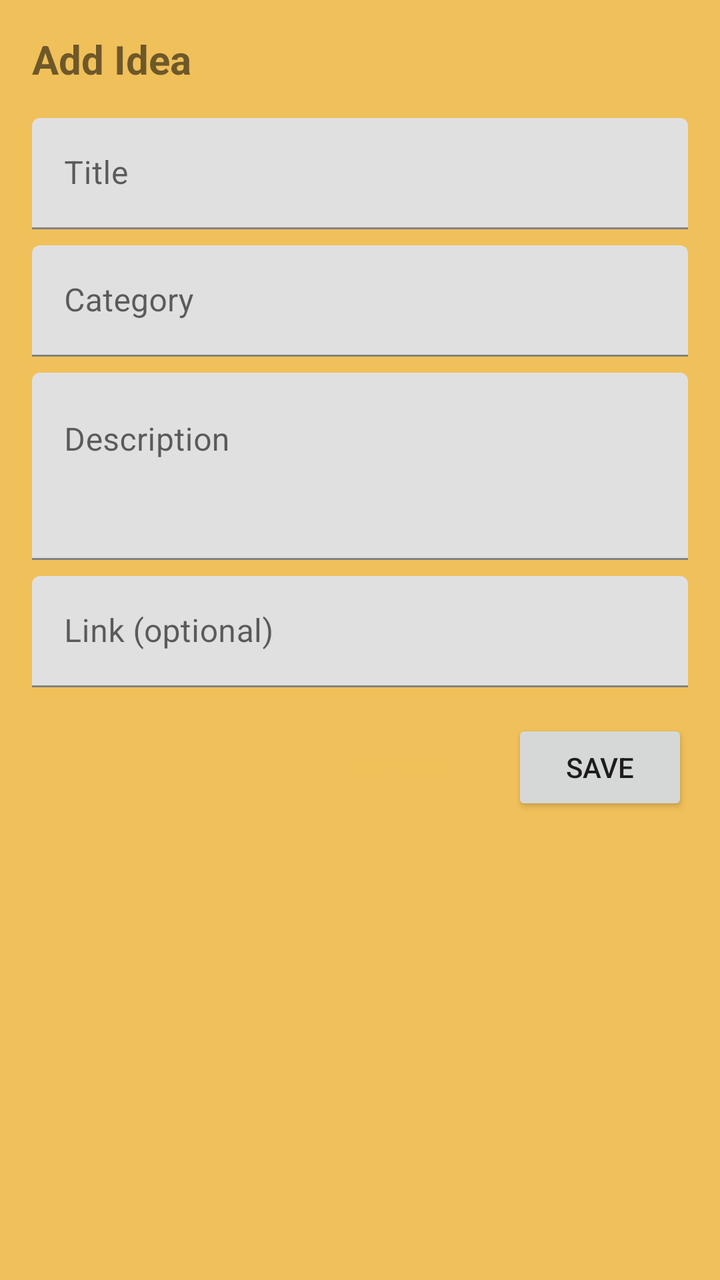
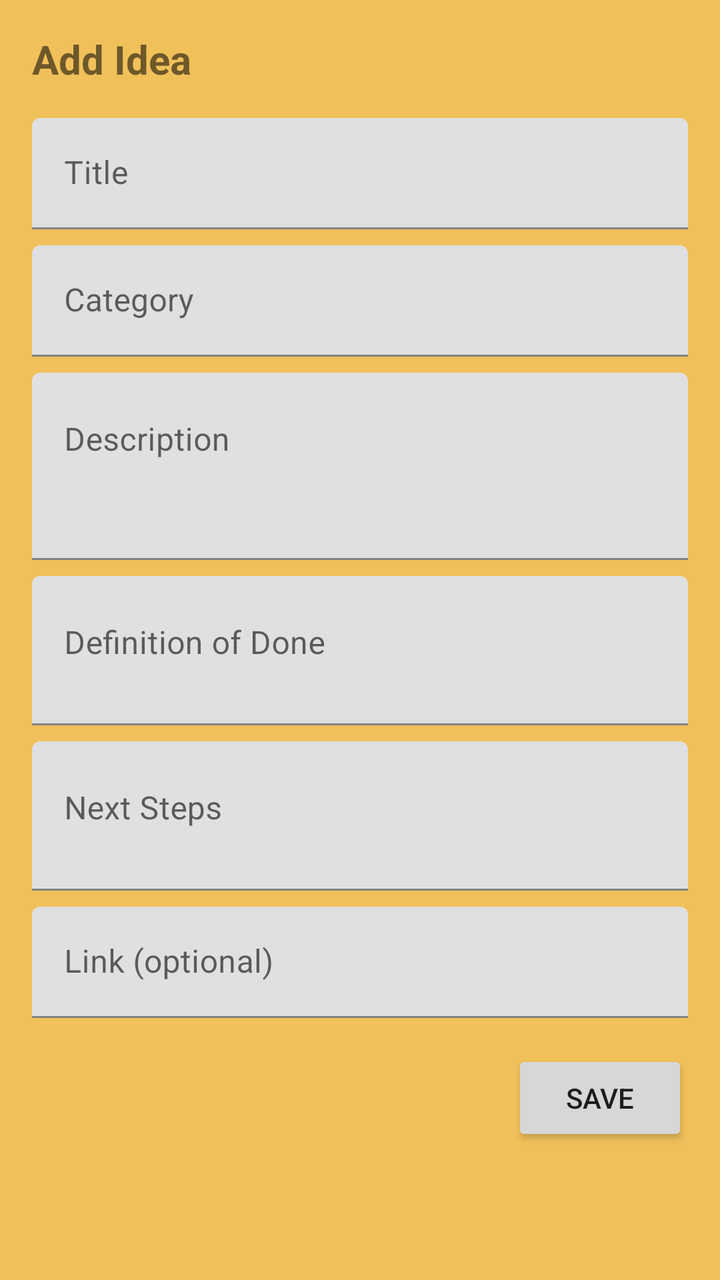

Screens rendered from an Android XML layout before and after an edit, with the pre-edit source and the edit as a unified diff.
<!-- AndroidManifest.xml: application theme Theme.IdeasTracker -->
<!-- res/layout/dialog_add_idea.xml -->
<?xml version="1.0" encoding="utf-8"?>
<LinearLayout xmlns:android="http://schemas.android.com/apk/res/android"
    android:layout_width="match_parent"
    android:layout_height="wrap_content"
    android:orientation="vertical"
    android:padding="16dp">

    <TextView
        android:id="@+id/tvDialogTitle"
        android:layout_width="match_parent"
        android:layout_height="wrap_content"
        android:text="@string/add_idea"
        android:textSize="20sp"
        android:textStyle="bold"
        android:layout_marginBottom="16dp" />

    <com.google.android.material.textfield.TextInputLayout
        android:layout_width="match_parent"
        android:layout_height="wrap_content"
        android:hint="@string/title">
        <com.google.android.material.textfield.TextInputEditText
            android:id="@+id/etTitle"
            android:layout_width="match_parent"
            android:layout_height="wrap_content" />
    </com.google.android.material.textfield.TextInputLayout>

    <com.google.android.material.textfield.TextInputLayout
        android:layout_width="match_parent"
        android:layout_height="wrap_content"
        android:layout_marginTop="8dp"
        android:hint="Category">
        <com.google.android.material.textfield.TextInputEditText
            android:id="@+id/etCategory"
            android:layout_width="match_parent"
            android:layout_height="wrap_content" />
    </com.google.android.material.textfield.TextInputLayout>

    <com.google.android.material.textfield.TextInputLayout
        android:layout_width="match_parent"
        android:layout_height="wrap_content"
        android:layout_marginTop="8dp"
        android:hint="@string/description">
        <com.google.android.material.textfield.TextInputEditText
            android:id="@+id/etDescription"
            android:layout_width="match_parent"
            android:layout_height="wrap_content"
            android:minLines="3"
            android:gravity="top" />
    </com.google.android.material.textfield.TextInputLayout>

    <com.google.android.material.textfield.TextInputLayout
        android:layout_width="match_parent"
        android:layout_height="wrap_content"
        android:layout_marginTop="8dp"
        android:hint="@string/link">
        <com.google.android.material.textfield.TextInputEditText
            android:id="@+id/etLink"
            android:layout_width="match_parent"
            android:layout_height="wrap_content" />
    </com.google.android.material.textfield.TextInputLayout>

    <LinearLayout
        android:layout_width="match_parent"
        android:layout_height="wrap_content"
        android:layout_marginTop="16dp"
        android:gravity="end"
        android:orientation="horizontal">

        <Button
            android:id="@+id/btnCancel"
            style="@style/Widget.MaterialComponents.Button.TextButton"
            android:layout_width="wrap_content"
            android:layout_height="wrap_content"
            android:text="@string/cancel" />

        <Button
            android:id="@+id/btnSave"
            android:layout_width="wrap_content"
            android:layout_height="wrap_content"
            android:layout_marginStart="8dp"
            android:text="@string/save" />
    </LinearLayout>
</LinearLayout>
<!-- resources referenced by this layout -->
<resources>
  <string name="add_idea">Add Idea</string>
  <string name="cancel">Cancel</string>
  <string name="description">Description</string>
  <string name="link">Link (optional)</string>
  <string name="save">Save</string>
  <string name="title">Title</string>
  <style name="Theme.IdeasTracker" parent="Theme.MaterialComponents.Light.NoActionBar">
          
          <item name="colorPrimary">@color/colorPrimary</item>
          <item name="colorPrimaryVariant">@color/colorPrimaryDark</item>
          
          <item name="colorSecondary">@color/colorAccent</item>
          <item name="colorSecondaryVariant">@color/colorAccent</item>
          
          <item name="android:statusBarColor">?attr/colorPrimaryVariant</item>
          
          <item name="android:windowBackground">@color/mimosa</item>
      </style>
  <color name="colorPrimary">#F0C05A</color>
  <color name="colorPrimaryDark">#D6A84E</color>
  <color name="colorAccent">#000000</color>
  <color name="mimosa">#F0C05A</color>
</resources>

<!-- the commit's change to res/layout/dialog_add_idea.xml (unified diff, before → after) -->
@@ -1,83 +1,114 @@
 <?xml version="1.0" encoding="utf-8"?>
-<LinearLayout xmlns:android="http://schemas.android.com/apk/res/android"
+<ScrollView xmlns:android="http://schemas.android.com/apk/res/android"
     android:layout_width="match_parent"
-    android:layout_height="wrap_content"
-    android:orientation="vertical"
-    android:padding="16dp">
-
-    <TextView
-        android:id="@+id/tvDialogTitle"
-        android:layout_width="match_parent"
-        android:layout_height="wrap_content"
-        android:text="@string/add_idea"
-        android:textSize="20sp"
-        android:textStyle="bold"
-        android:layout_marginBottom="16dp" />
-
-    <com.google.android.material.textfield.TextInputLayout
-        android:layout_width="match_parent"
-        android:layout_height="wrap_content"
-        android:hint="@string/title">
-        <com.google.android.material.textfield.TextInputEditText
-            android:id="@+id/etTitle"
-            android:layout_width="match_parent"
-            android:layout_height="wrap_content" />
-    </com.google.android.material.textfield.TextInputLayout>
-
-    <com.google.android.material.textfield.TextInputLayout
-        android:layout_width="match_parent"
-        android:layout_height="wrap_content"
-        android:layout_marginTop="8dp"
-        android:hint="Category">
-        <com.google.android.material.textfield.TextInputEditText
-            android:id="@+id/etCategory"
-            android:layout_width="match_parent"
-            android:layout_height="wrap_content" />
-    </com.google.android.material.textfield.TextInputLayout>
-
-    <com.google.android.material.textfield.TextInputLayout
-        android:layout_width="match_parent"
-        android:layout_height="wrap_content"
-        android:layout_marginTop="8dp"
-        android:hint="@string/description">
-        <com.google.android.material.textfield.TextInputEditText
-            android:id="@+id/etDescription"
-            android:layout_width="match_parent"
-            android:layout_height="wrap_content"
-            android:minLines="3"
-            android:gravity="top" />
-    </com.google.android.material.textfield.TextInputLayout>
-
-    <com.google.android.material.textfield.TextInputLayout
-        android:layout_width="match_parent"
-        android:layout_height="wrap_content"
-        android:layout_marginTop="8dp"
-        android:hint="@string/link">
-        <com.google.android.material.textfield.TextInputEditText
-            android:id="@+id/etLink"
-            android:layout_width="match_parent"
-            android:layout_height="wrap_content" />
-    </com.google.android.material.textfield.TextInputLayout>
+    android:layout_height="wrap_content">
 
     <LinearLayout
         android:layout_width="match_parent"
         android:layout_height="wrap_content"
-        android:layout_marginTop="16dp"
-        android:gravity="end"
-        android:orientation="horizontal">
+        android:orientation="vertical"
+        android:padding="16dp">
 
-        <Button
-            android:id="@+id/btnCancel"
-            style="@style/Widget.MaterialComponents.Button.TextButton"
-            android:layout_width="wrap_content"
+        <TextView
+            android:id="@+id/tvDialogTitle"
+            android:layout_width="match_parent"
             android:layout_height="wrap_content"
-            android:text="@string/cancel" />
+            android:text="@string/add_idea"
+            android:textSize="20sp"
+            android:textStyle="bold"
+            android:layout_marginBottom="16dp" />
 
-        <Button
-            android:id="@+id/btnSave"
-            android:layout_width="wrap_content"
+        <com.google.android.material.textfield.TextInputLayout
+            android:layout_width="match_parent"
             android:layout_height="wrap_content"
-            android:layout_marginStart="8dp"
-            android:text="@string/save" />
+            android:hint="@string/title">
+            <com.google.android.material.textfield.TextInputEditText
+                android:id="@+id/etTitle"
+                android:layout_width="match_parent"
+                android:layout_height="wrap_content" />
+        </com.google.android.material.textfield.TextInputLayout>
+
+        <com.google.android.material.textfield.TextInputLayout
+            android:layout_width="match_parent"
+            android:layout_height="wrap_content"
+            android:layout_marginTop="8dp"
+            android:hint="Category">
+            <com.google.android.material.textfield.TextInputEditText
+                android:id="@+id/etCategory"
+                android:layout_width="match_parent"
+                android:layout_height="wrap_content" />
+        </com.google.android.material.textfield.TextInputLayout>
+
+        <com.google.android.material.textfield.TextInputLayout
+            android:layout_width="match_parent"
+            android:layout_height="wrap_content"
+            android:layout_marginTop="8dp"
+            android:hint="@string/description">
+            <com.google.android.material.textfield.TextInputEditText
+                android:id="@+id/etDescription"
+                android:layout_width="match_parent"
+                android:layout_height="wrap_content"
+                android:minLines="3"
+                android:gravity="top" />
+        </com.google.android.material.textfield.TextInputLayout>
+
+        <com.google.android.material.textfield.TextInputLayout
+            android:layout_width="match_parent"
+            android:layout_height="wrap_content"
+            android:layout_marginTop="8dp"
+            android:hint="Definition of Done">
+            <com.google.android.material.textfield.TextInputEditText
+                android:id="@+id/etDoD"
+                android:layout_width="match_parent"
+                android:layout_height="wrap_content"
+                android:minLines="2"
+                android:gravity="top" />
+        </com.google.android.material.textfield.TextInputLayout>
+
+        <com.google.android.material.textfield.TextInputLayout
+            android:layout_width="match_parent"
+            android:layout_height="wrap_content"
+            android:layout_marginTop="8dp"
+            android:hint="Next Steps">
+            <com.google.android.material.textfield.TextInputEditText
+                android:id="@+id/etNextSteps"
+                android:layout_width="match_parent"
+                android:layout_height="wrap_content"
+                android:minLines="2"
+                android:gravity="top" />
+        </com.google.android.material.textfield.TextInputLayout>
+
+        <com.google.android.material.textfield.TextInputLayout
+            android:layout_width="match_parent"
+            android:layout_height="wrap_content"
+            android:layout_marginTop="8dp"
+            android:hint="@string/link">
+            <com.google.android.material.textfield.TextInputEditText
+                android:id="@+id/etLink"
+                android:layout_width="match_parent"
+                android:layout_height="wrap_content" />
+        </com.google.android.material.textfield.TextInputLayout>
+
+        <LinearLayout
+            android:layout_width="match_parent"
+            android:layout_height="wrap_content"
+            android:layout_marginTop="16dp"
+            android:gravity="end"
+            android:orientation="horizontal">
+
+            <Button
+                android:id="@+id/btnCancel"
+                style="@style/Widget.MaterialComponents.Button.TextButton"
+                android:layout_width="wrap_content"
+                android:layout_height="wrap_content"
+                android:text="@string/cancel" />
+
+            <Button
+                android:id="@+id/btnSave"
+                android:layout_width="wrap_content"
+                android:layout_height="wrap_content"
+                android:layout_marginStart="8dp"
+                android:text="@string/save" />
+        </LinearLayout>
     </LinearLayout>
-</LinearLayout>
+</ScrollView>
